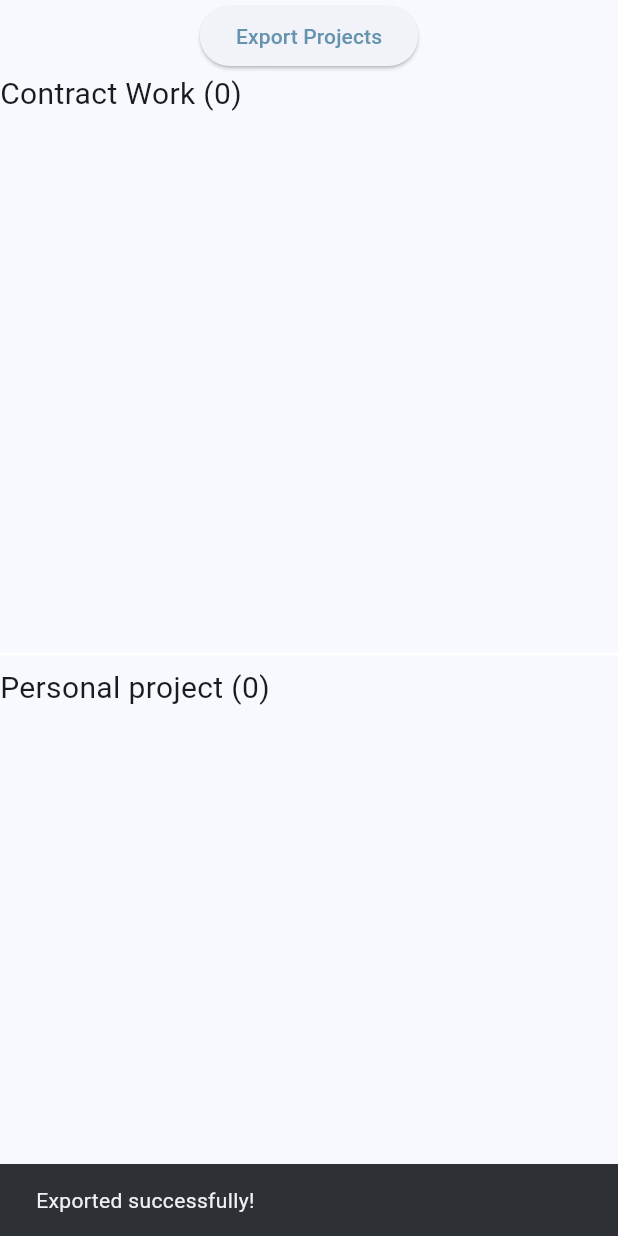
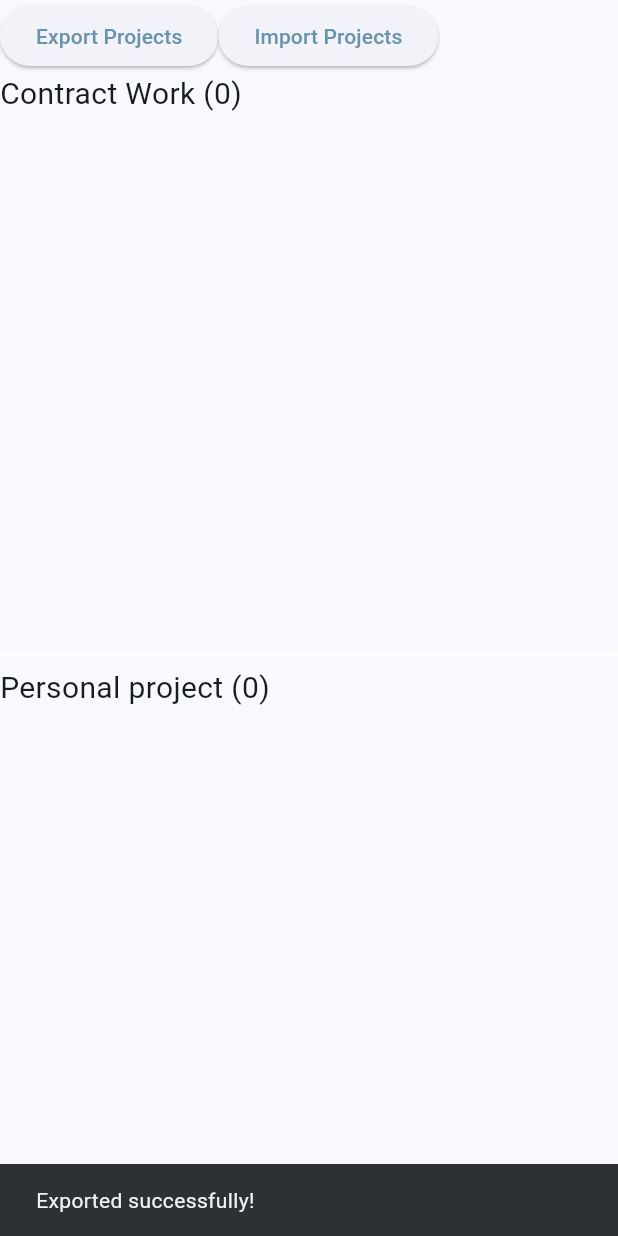
Before and after one commit to dibusan/portfolio, a Flutter app: the HomeWebPage widget shown alone on an empty page, opened directly with empty values, after a tap on "Export Projects", on a phone screen of 412 x 824 dp. Run offline on Flutter 3.47's test engine with Material 3 defaults, Android fonts, the light colour scheme and no system bars; our stand-ins replace bloc, cached_network_image, carousel_slider, cloud_firestore, file_picker, firebase_core and 11 more; missing offline and left inert: cached_network_image_web, dart:html, dynamic_height_grid_view, file_saver, html_editor_enhanced, pdfrx and 2 more; accounts and stored records are empty; network calls fail; statements that could not run were skipped.

Commit message:
add import

```diff
--- a/lib/app/bloc/project/project_bloc.dart
+++ b/lib/app/bloc/project/project_bloc.dart
@@ -94,5 +94,8 @@ class ProjectBloc extends Bloc<ProjectEvent, ProjectState> {
       event.onResult?.call(uploadedFiles);
       return add(const ProjectEventClose());
     });
+    on<ProjectEventBatchUpload>((event, emit) async {
+      List<Project> projects = await CloudFireStore.instance.createMultipleProjects(state.developer!.id, event.projects);
+    });
   }
 }
--- a/lib/app/bloc/project/project_event.dart
+++ b/lib/app/bloc/project/project_event.dart
@@ -16,4 +16,6 @@ class ProjectEvent with _$ProjectEvent {
       ProjectEventUploadFile;
 
   const factory ProjectEvent.closeEvent({@Default([]) List<String> removeTempFile}) = ProjectEventClose;
+
+  const factory ProjectEvent.batchUpload({required List<Project> projects}) = ProjectEventBatchUpload;
 }
--- a/lib/app/presentation/home/home_web.dart
+++ b/lib/app/presentation/home/home_web.dart
@@ -11,6 +11,7 @@ import 'package:portfolio_eriel/app/presentation/home/sections/personal/personal
 import 'package:portfolio_eriel/app/presentation/home/widgets/export_projects_button.dart';
 import 'package:portfolio_eriel/app/presentation/home/widgets/header.dart';
 import 'package:portfolio_eriel/app/presentation/home/leftBar/letf_bar.dart';
+import 'package:portfolio_eriel/app/presentation/home/widgets/import_projects_button.dart';
 import 'package:portfolio_eriel/app/presentation/project/project.dart';
 import 'package:portfolio_eriel/app/presentation/project/widgets/project_preview_card.dart';
 import 'package:portfolio_eriel/domain/entities/__.dart';
@@ -19,7 +20,8 @@ class HomeWebPage extends StatelessWidget {
   final Developer? developer;
   final List<Project> projects;
 
-  const HomeWebPage({super.key, required this.developer, required this.projects});
+  const HomeWebPage(
+      {super.key, required this.developer, required this.projects});
 
   @override
   Widget build(BuildContext context) {
@@ -27,11 +29,22 @@ class HomeWebPage extends StatelessWidget {
       bool heightOk = constrains.maxHeight > 1000;
       return Column(
         children: [
-          ExportProjectsButton(projects: projects),
+          Row(
+            children: [
+              ExportProjectsButton(projects: projects),
+              const ImportProjectsButton(),
+            ],
+          ),
           Expanded(
-              flex: heightOk ? 2 : 1, child: CompanySection(projects: projects.where((e) => !e.isPersonal).toList(), divideLine: heightOk ? 2 : 1)),
+              flex: heightOk ? 2 : 1,
+              child: CompanySection(
+                  projects: projects.where((e) => !e.isPersonal).toList(),
+                  divideLine: heightOk ? 2 : 1)),
           const Divider(color: Colors.white, thickness: 2),
-          Expanded(flex: 1, child: PersonalSection(projects: projects.where((e) => e.isPersonal).toList()))
+          Expanded(
+              flex: 1,
+              child: PersonalSection(
+                  projects: projects.where((e) => e.isPersonal).toList()))
         ],
       );
     });
--- /dev/null
+++ b/lib/app/presentation/home/widgets/import_projects_button.dart
@@ -0,0 +1,66 @@
+import 'dart:convert';
+import 'dart:typed_data';
+import 'package:flutter/foundation.dart' show kIsWeb;
+import 'package:flutter/material.dart';
+import 'package:file_picker/file_picker.dart';
+import 'package:flutter_bloc/flutter_bloc.dart';
+
+import '../../../../domain/entities/project/project.dart';
+import '../../../bloc/project/project_bloc.dart';
+
+class ImportProjectsButton extends StatelessWidget {
+  const ImportProjectsButton({super.key});
+
+  Future<void> _importProjects(BuildContext context) async {
+    try {
+      // Pick a single JSON file
+      FilePickerResult? result = await FilePicker.platform.pickFiles(
+        type: FileType.custom,
+        allowedExtensions: ['json'],
+        withData: true, // Ensures we get bytes even on web
+      );
+
+      if (result == null || result.files.isEmpty) {
+        return; // User canceled
+      }
+
+      final file = result.files.first;
+
+      Uint8List? bytes = file.bytes;
+      if (bytes == null) {
+        ScaffoldMessenger.of(context).showSnackBar(
+          SnackBar(content: Text('Could not read file')),
+        );
+        return;
+      }
+
+      final content = utf8.decode(bytes);
+      final List<dynamic> jsonList = jsonDecode(content);
+      final projects = jsonList.map((e) => Project.fromJson(e)).toList();
+
+      // Call your save method
+      await saveProjectsToDatabase(context, projects);
+
+      ScaffoldMessenger.of(context).showSnackBar(
+        SnackBar(content: Text('Imported ${projects.length} projects.')),
+      );
+    } catch (e) {
+      ScaffoldMessenger.of(context).showSnackBar(
+        SnackBar(content: Text('Import failed: $e')),
+      );
+    }
+  }
+
+  Future<void> saveProjectsToDatabase(BuildContext context, List<Project> projects) async {
+    // 📝 TODO: Implement your logic to save to Firestore or any DB
+    context.read<ProjectBloc>().add(ProjectEventBatchUpload(projects: projects));
+  }
+
+  @override
+  Widget build(BuildContext context) {
+    return ElevatedButton(
+      onPressed: () => _importProjects(context),
+      child: Text('Import Projects'),
+    );
+  }
+}
--- a/lib/data/service/firebase/cloud_firestore.dart
+++ b/lib/data/service/firebase/cloud_firestore.dart
@@ -133,6 +133,27 @@ class CloudFireStore {
     }
   }
 
+  Future<List<Project>> createMultipleProjects(String developerId, List<Project> projects) async {
+    final List<Project> createdProjects = [];
+
+    try {
+      final DocumentReference developerDoc = collection.doc("Projects");
+      final CollectionReference projectsSubCollection = developerDoc.collection(developerId);
+
+      for (final project in projects) {
+        final DocumentReference newProjectDoc = await projectsSubCollection.add(project.toJson());
+        final DocumentSnapshot newProjectSnapshot = await newProjectDoc.get();
+        final newProject = Project.fromJson(newProjectSnapshot.data() as Map<String, dynamic>);
+        createdProjects.add(newProject);
+      }
+    } catch (e) {
+      // Optionally log error or rethrow
+      print('Error creating projects: $e');
+    }
+
+    return createdProjects;
+  }
+
   Future<Developer?> updateDeveloper(String developerId, Developer developer) async {
     try {
       DocumentReference developerDoc = collection.doc(developerId);
```
Also changed, not shown: lib/app/bloc/project/project_bloc.freezed.dart.
